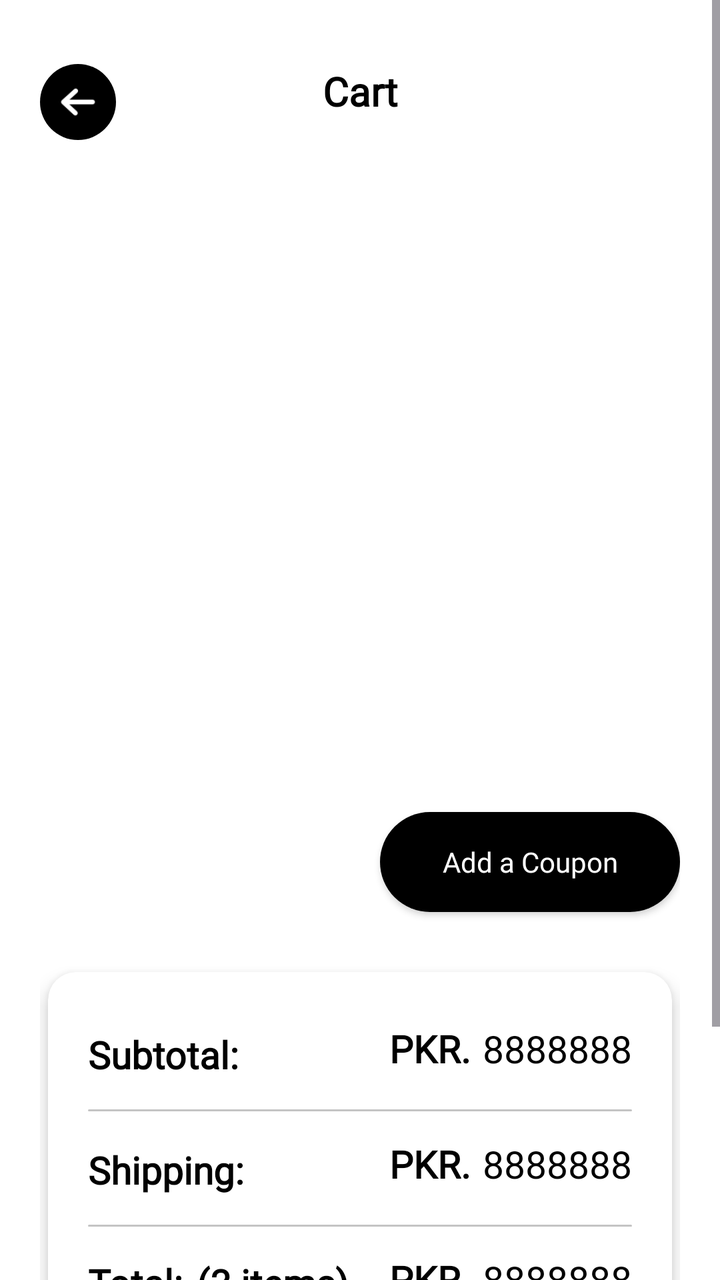
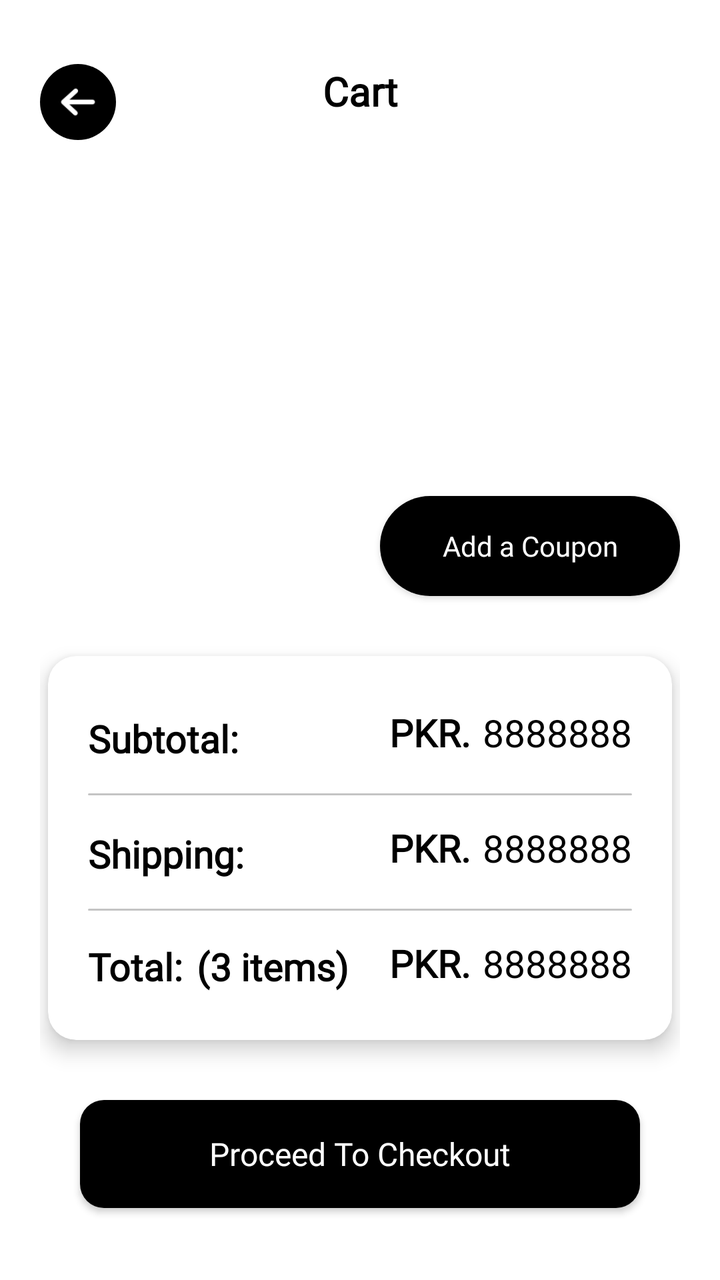

The first picture is an Android layout as it rendered before a commit; the second is the same layout after the commit. The layout source and the unified diff follow.
<!-- AndroidManifest.xml: application theme Theme.SparkleHaven -->
<!-- res/layout/activity_add_to_cart.xml -->
<?xml version="1.0" encoding="utf-8"?>
<ScrollView xmlns:android="http://schemas.android.com/apk/res/android"
    xmlns:app="http://schemas.android.com/apk/res-auto"
    xmlns:tools="http://schemas.android.com/tools"
    android:id="@+id/main"
    android:layout_width="match_parent"
    android:layout_height="match_parent"
    android:background="@color/White_Pure"
    tools:context=".product.add_to_cart.AddToCartActivity">

    <LinearLayout
        android:layout_width="match_parent"
        android:layout_height="match_parent"
        android:orientation="vertical"
        android:padding="20dp">

        <LinearLayout
            android:layout_width="match_parent"
            android:layout_height="wrap_content"
            android:layout_marginTop="12dp"
            android:orientation="horizontal">

            <LinearLayout
                android:layout_width="38dp"
                android:layout_height="38dp"
                android:background="@drawable/black_fill_circle_shape"
                android:gravity="center"
                android:padding="7dp">

                <ImageView
                    android:layout_width="wrap_content"
                    android:layout_height="wrap_content"
                    android:src="@drawable/back64"
                    app:tint="@color/white" />

            </LinearLayout>

            <TextView
                android:layout_width="match_parent"
                android:layout_height="wrap_content"
                android:text="Cart"
                android:textColor="@color/black"
                android:textStyle="bold"
                android:textSize="20sp"
                android:textAlignment="center"
                android:layout_weight="1"
                android:fontFamily="@font/cinzel_medium"/>

            <ImageView
                android:layout_width="38dp"
                android:layout_height="38dp"/>

        </LinearLayout>
        
        <androidx.recyclerview.widget.RecyclerView
            android:id="@+id/cartItemsRecView"
            android:layout_width="match_parent"
            android:layout_height="300dp"
            android:layout_marginTop="20dp"/>

        <androidx.appcompat.widget.AppCompatButton
            android:layout_width="150dp"
            android:layout_height="50dp"
            android:background="@drawable/black_btn_shape"
            android:text="Add a Coupon"
            android:textAllCaps="false"
            android:layout_marginTop="16dp"
            android:layout_gravity="end"
            android:textColor="@color/white"
            android:fontFamily="@font/lora_medium"/>

        <androidx.cardview.widget.CardView
            android:layout_width="match_parent"
            android:layout_height="wrap_content"
            app:cardElevation="6dp"
            app:cardCornerRadius="14dp"
            android:layout_marginTop="30dp"
            android:layout_marginHorizontal="4dp"
            app:cardBackgroundColor="@color/white">

            <LinearLayout
                android:layout_width="match_parent"
                android:layout_height="match_parent"
                android:orientation="vertical"
                android:padding="20dp">

                <LinearLayout
                    android:layout_width="match_parent"
                    android:layout_height="wrap_content"
                    android:orientation="horizontal"
                    android:layout_marginTop="4dp"
                    android:gravity="center">

                    <TextView
                        android:layout_width="match_parent"
                        android:layout_height="wrap_content"
                        android:text="Subtotal: "
                        android:textSize="19sp"
                        android:textStyle="bold"
                        android:textColor="@color/black"
                        android:layout_marginTop="3dp"
                        android:layout_weight="1"
                        android:fontFamily="@font/cinzel_medium"/>

                    <LinearLayout
                        android:layout_width="match_parent"
                        android:layout_height="wrap_content"
                        android:orientation="horizontal"
                        android:layout_weight="1"
                        android:gravity="end">

                        <TextView
                            android:layout_width="wrap_content"
                            android:layout_height="wrap_content"
                            android:text="PKR."
                            android:textSize="19sp"
                            android:textStyle="bold"
                            android:textColor="@color/black"
                            android:fontFamily="@font/lora_medium"/>

                        <TextView
                            android:layout_width="wrap_content"
                            android:layout_height="wrap_content"
                            android:text="8888888"
                            android:textSize="19sp"
                            android:layout_marginStart="6dp"
                            android:textColor="@color/black"
                            android:fontFamily="@font/lora_medium"/>

                    </LinearLayout>

                </LinearLayout>

                <View
                    android:layout_width="match_parent"
                    android:layout_height="1dp"
                    android:layout_marginTop="16dp"
                    android:background="@drawable/grey_line_shape"/>


                <LinearLayout
                    android:layout_width="match_parent"
                    android:layout_height="wrap_content"
                    android:orientation="horizontal"
                    android:layout_marginTop="12dp"
                    android:gravity="center">

                    <TextView
                        android:layout_width="match_parent"
                        android:layout_height="wrap_content"
                        android:text="Shipping: "
                        android:textSize="19sp"
                        android:textStyle="bold"
                        android:textColor="@color/black"
                        android:layout_marginTop="3dp"
                        android:layout_weight="1"
                        android:fontFamily="@font/cinzel_medium"/>

                    <LinearLayout
                        android:layout_width="match_parent"
                        android:layout_height="wrap_content"
                        android:orientation="horizontal"
                        android:layout_weight="1"
                        android:gravity="end">

                        <TextView
                            android:layout_width="wrap_content"
                            android:layout_height="wrap_content"
                            android:text="PKR."
                            android:textSize="19sp"
                            android:textStyle="bold"
                            android:textColor="@color/black"
                            android:fontFamily="@font/lora_medium"/>

                        <TextView
                            android:layout_width="wrap_content"
                            android:layout_height="wrap_content"
                            android:text="8888888"
                            android:textSize="19sp"
                            android:layout_marginStart="6dp"
                            android:textColor="@color/black"
                            android:fontFamily="@font/lora_medium"/>

                    </LinearLayout>

                </LinearLayout>

                <View
                    android:layout_width="match_parent"
                    android:layout_height="1dp"
                    android:layout_marginTop="16dp"
                    android:background="@drawable/grey_line_shape"/>

                <LinearLayout
                    android:layout_width="match_parent"
                    android:layout_height="wrap_content"
                    android:orientation="horizontal"
                    android:layout_marginTop="12dp"
                    android:layout_marginBottom="4dp"
                    android:gravity="center">

                    <LinearLayout
                        android:layout_width="match_parent"
                        android:layout_height="wrap_content"
                        android:orientation="horizontal"
                        android:layout_weight="1">

                        <TextView
                            android:layout_width="wrap_content"
                            android:layout_height="wrap_content"
                            android:text="Total: "
                            android:textSize="19sp"
                            android:textStyle="bold"
                            android:textColor="@color/black"
                            android:layout_marginTop="3dp"
                            android:fontFamily="@font/cinzel_medium"/>

                        <TextView
                            android:layout_width="wrap_content"
                            android:layout_height="wrap_content"
                            android:text="(3 items)"
                            android:layout_marginStart="2dp"
                            android:textSize="19sp"
                            android:textStyle="bold"
                            android:textColor="@color/black"
                            android:layout_marginTop="3dp"
                            android:fontFamily="@font/cinzel_medium"/>

                    </LinearLayout>

                    <LinearLayout
                        android:layout_width="match_parent"
                        android:layout_height="wrap_content"
                        android:orientation="horizontal"
                        android:layout_weight="1"
                        android:gravity="end">

                        <TextView
                            android:layout_width="wrap_content"
                            android:layout_height="wrap_content"
                            android:text="PKR."
                            android:textSize="19sp"
                            android:textStyle="bold"
                            android:textColor="@color/black"
                            android:fontFamily="@font/lora_medium"/>

                        <TextView
                            android:layout_width="wrap_content"
                            android:layout_height="wrap_content"
                            android:text="8888888"
                            android:textSize="19sp"
                            android:layout_marginStart="6dp"
                            android:textColor="@color/black"
                            android:fontFamily="@font/lora_medium"/>

                    </LinearLayout>

                </LinearLayout>

            </LinearLayout>

        </androidx.cardview.widget.CardView>

        <androidx.appcompat.widget.AppCompatButton
            android:layout_width="match_parent"
            android:layout_height="54dp"
            android:background="@drawable/black_btn_shape_rounded"
            android:text="Proceed To Checkout"
            android:textColor="@color/white"
            android:layout_marginTop="30dp"
            android:layout_marginHorizontal="20dp"
            android:layout_marginBottom="16dp"
            android:textAllCaps="false"
            android:textSize="16sp"
            android:fontFamily="@font/lora_medium"/>

    </LinearLayout>

</ScrollView>
<!-- resources referenced by this layout -->
<resources>
  <color name="White_Pure">#FFFFFFFF</color>
  <color name="black">#FF000000</color>
  <color name="white">#FFFFFFFF</color>
  <!-- drawable back64: png bitmap (drawable, 654 bytes) -->
  <!-- drawable black_btn_shape (drawable) -->
  <?xml version="1.0" encoding="utf-8"?>
  <shape android:shape="rectangle" xmlns:android="http://schemas.android.com/apk/res/android">
      <solid android:color="@color/Black_Pure"/>
      <corners android:radius="45dp"/>
  </shape>
  <!-- drawable black_btn_shape_rounded (drawable) -->
  <?xml version="1.0" encoding="utf-8"?>
  <shape android:shape="rectangle" xmlns:android="http://schemas.android.com/apk/res/android">
      <solid android:color="@color/black"/>
      <corners android:radius="12dp"/>
  </shape>
  <!-- drawable black_fill_circle_shape (drawable) -->
  <?xml version="1.0" encoding="utf-8"?>
  <shape android:shape="rectangle" xmlns:android="http://schemas.android.com/apk/res/android">
      <solid android:color="@color/black"/>
      <corners android:radius="300dp"/>
  </shape>
  <!-- drawable grey_line_shape (drawable) -->
  <?xml version="1.0" encoding="utf-8"?>
  <shape android:shape="rectangle" xmlns:android="http://schemas.android.com/apk/res/android">
      <corners android:radius="30dp"/>
      <solid android:color="@color/Hint_Color"/>
  </shape>
  <style name="Theme.SparkleHaven" parent="Base.Theme.SparkleHaven" />
  <color name="Black_Pure">#FF000000</color>
  <color name="Hint_Color">#C4C4C4</color>
  <style name="Base.Theme.SparkleHaven" parent="Theme.Material3.DayNight.NoActionBar">
          
          
      </style>
</resources>

<!-- the commit's change to res/layout/activity_add_to_cart.xml (unified diff, before → after) -->
@@ -1,5 +1,5 @@
 <?xml version="1.0" encoding="utf-8"?>
-<ScrollView xmlns:android="http://schemas.android.com/apk/res/android"
+<androidx.constraintlayout.widget.ConstraintLayout xmlns:android="http://schemas.android.com/apk/res/android"
     xmlns:app="http://schemas.android.com/apk/res-auto"
     xmlns:tools="http://schemas.android.com/tools"
     android:id="@+id/main"
@@ -51,12 +51,20 @@
                 android:layout_height="38dp"/>
 
         </LinearLayout>
-        
-        <androidx.recyclerview.widget.RecyclerView
-            android:id="@+id/cartItemsRecView"
-            android:layout_width="match_parent"
-            android:layout_height="300dp"
-            android:layout_marginTop="20dp"/>
+
+        <LinearLayout
+            android:layout_width="match_parent"
+            android:layout_height="match_parent"
+            android:layout_weight="1"
+            android:layout_marginTop="20dp"
+            android:background="@drawable/invisible_circular_background">
+
+            <androidx.recyclerview.widget.RecyclerView
+                android:id="@+id/cartItemsRecView"
+                android:layout_width="match_parent"
+                android:layout_height="match_parent" />
+
+        </LinearLayout>
 
         <androidx.appcompat.widget.AppCompatButton
             android:layout_width="150dp"
@@ -262,6 +270,7 @@
         </androidx.cardview.widget.CardView>
 
         <androidx.appcompat.widget.AppCompatButton
+            android:id="@+id/proceedToCheckoutButton"
             android:layout_width="match_parent"
             android:layout_height="54dp"
             android:background="@drawable/black_btn_shape_rounded"
@@ -276,4 +285,4 @@
 
     </LinearLayout>
 
-</ScrollView>
+</androidx.constraintlayout.widget.ConstraintLayout>
<!-- resource entries referenced after the edit -->
@@ -28,6 +28,12 @@
       <corners android:radius="30dp"/>
       <solid android:color="@color/Hint_Color"/>
   </shape>
+  <!-- drawable invisible_circular_background (drawable) -->
+  <?xml version="1.0" encoding="utf-8"?>
+  <shape android:shape="rectangle" xmlns:android="http://schemas.android.com/apk/res/android">
+      <corners android:radius="30dp"/>
+      <solid android:color="@android:color/transparent"/>
+  </shape>
   <style name="Theme.SparkleHaven" parent="Base.Theme.SparkleHaven" />
   <color name="Black_Pure">#FF000000</color>
   <color name="Hint_Color">#C4C4C4</color>
